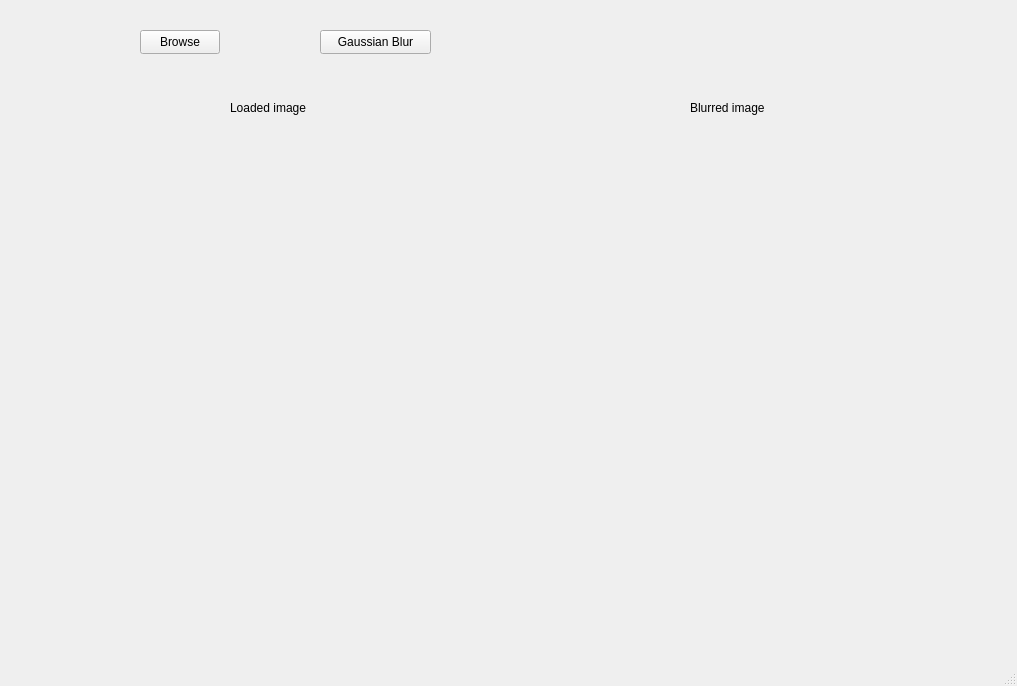
First picture: the form in FFTProject/mainwindow.ui, repository ivonadn/FFTProject, before the edit.
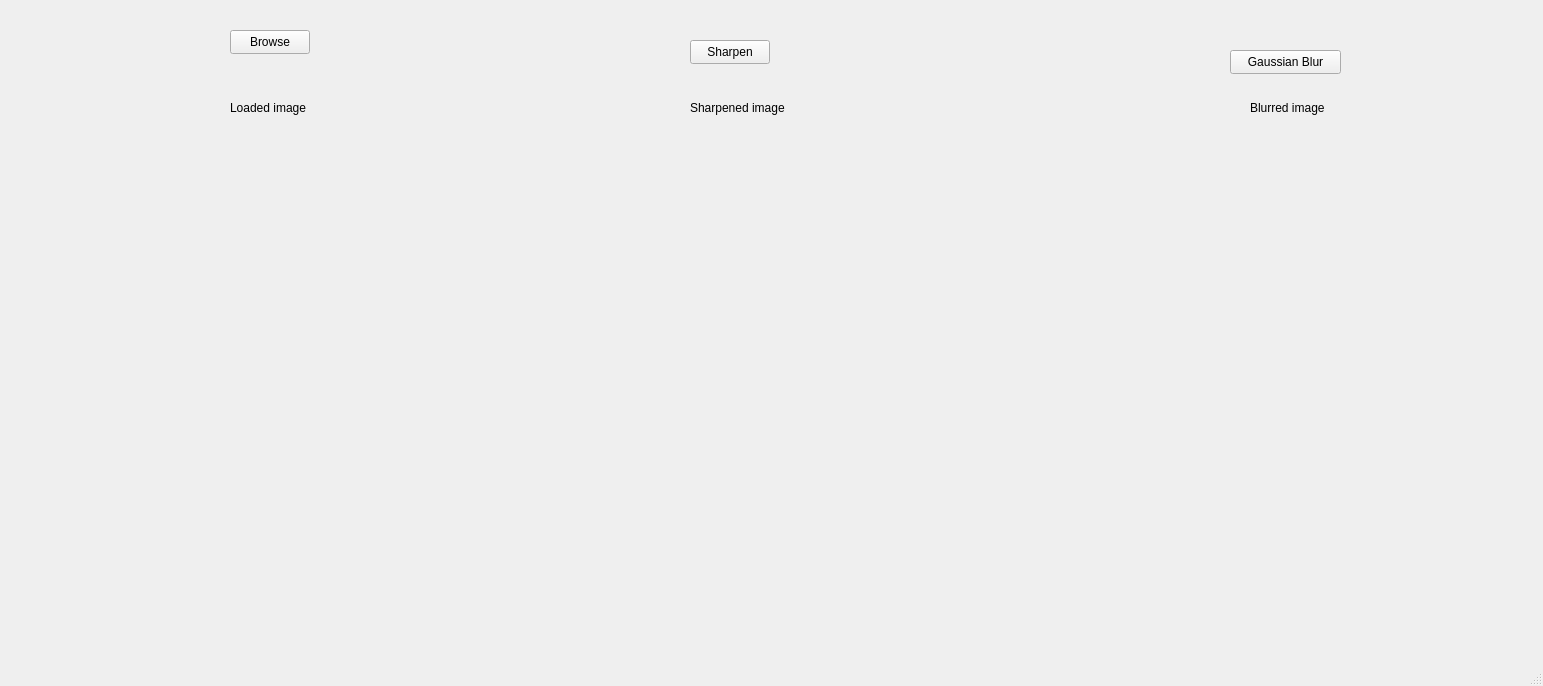
Second picture: the form after the edit.

Commit message: Add sharpening filter and UI changes

Diff of the .ui file:
```diff
--- a/FFTProject/mainwindow.ui
+++ b/FFTProject/mainwindow.ui
@@ -6,7 +6,7 @@
    <rect>
     <x>0</x>
     <y>0</y>
-    <width>1017</width>
+    <width>1543</width>
     <height>686</height>
    </rect>
   </property>
@@ -17,7 +17,7 @@
    <widget class="QPushButton" name="pushButton">
     <property name="geometry">
      <rect>
-      <x>140</x>
+      <x>230</x>
       <y>30</y>
       <width>80</width>
       <height>24</height>
@@ -56,8 +56,8 @@
    <widget class="QPushButton" name="pushButton_2">
     <property name="geometry">
      <rect>
-      <x>320</x>
-      <y>30</y>
+      <x>1230</x>
+      <y>50</y>
       <width>111</width>
       <height>24</height>
      </rect>
@@ -84,7 +84,20 @@
      <rect>
       <x>690</x>
       <y>100</y>
-      <width>91</width>
+      <width>101</width>
+      <height>16</height>
+     </rect>
+    </property>
+    <property name="text">
+     <string>Sharpened image</string>
+    </property>
+   </widget>
+   <widget class="QLabel" name="label_5">
+    <property name="geometry">
+     <rect>
+      <x>1250</x>
+      <y>100</y>
+      <width>111</width>
       <height>16</height>
      </rect>
     </property>
@@ -92,6 +105,32 @@
      <string>Blurred image</string>
     </property>
    </widget>
+   <widget class="QPushButton" name="pushButton_3">
+    <property name="geometry">
+     <rect>
+      <x>690</x>
+      <y>40</y>
+      <width>80</width>
+      <height>24</height>
+     </rect>
+    </property>
+    <property name="text">
+     <string>Sharpen</string>
+    </property>
+   </widget>
+   <widget class="QLabel" name="label_blur">
+    <property name="geometry">
+     <rect>
+      <x>1050</x>
+      <y>120</y>
+      <width>441</width>
+      <height>401</height>
+     </rect>
+    </property>
+    <property name="text">
+     <string/>
+    </property>
+   </widget>
   </widget>
   <widget class="QMenuBar" name="menubar">
    <property name="geometry">
```
Left out of the diff: 6 changed lines with no effect on the pictures. The commit also changes 2 other files.
